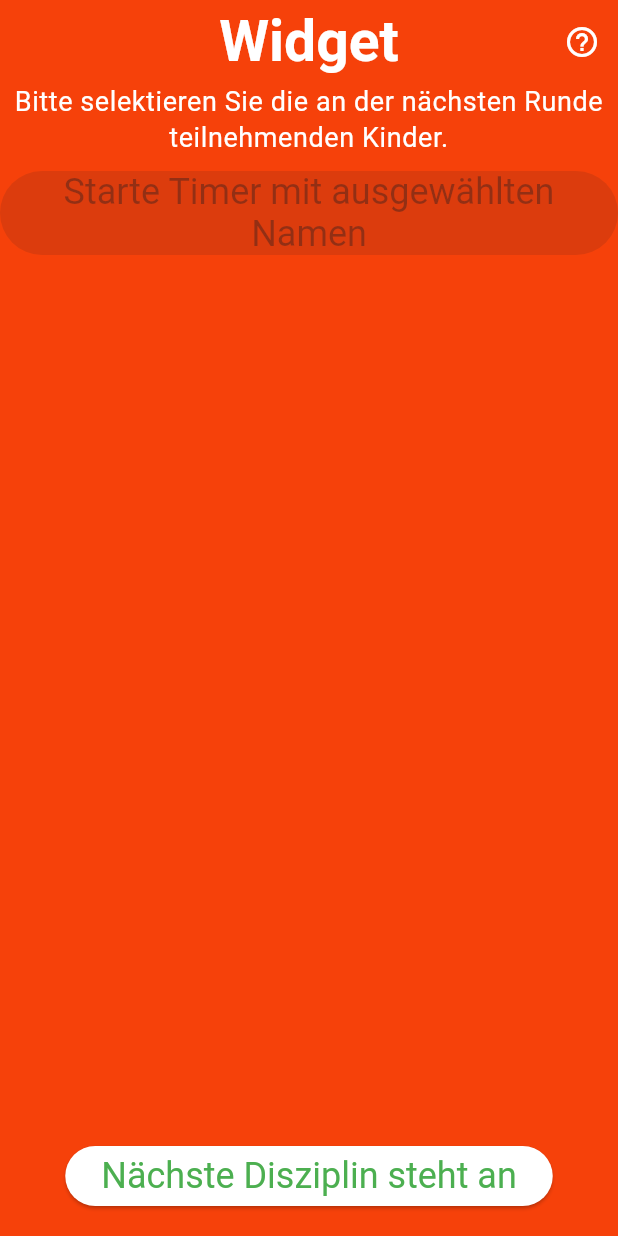
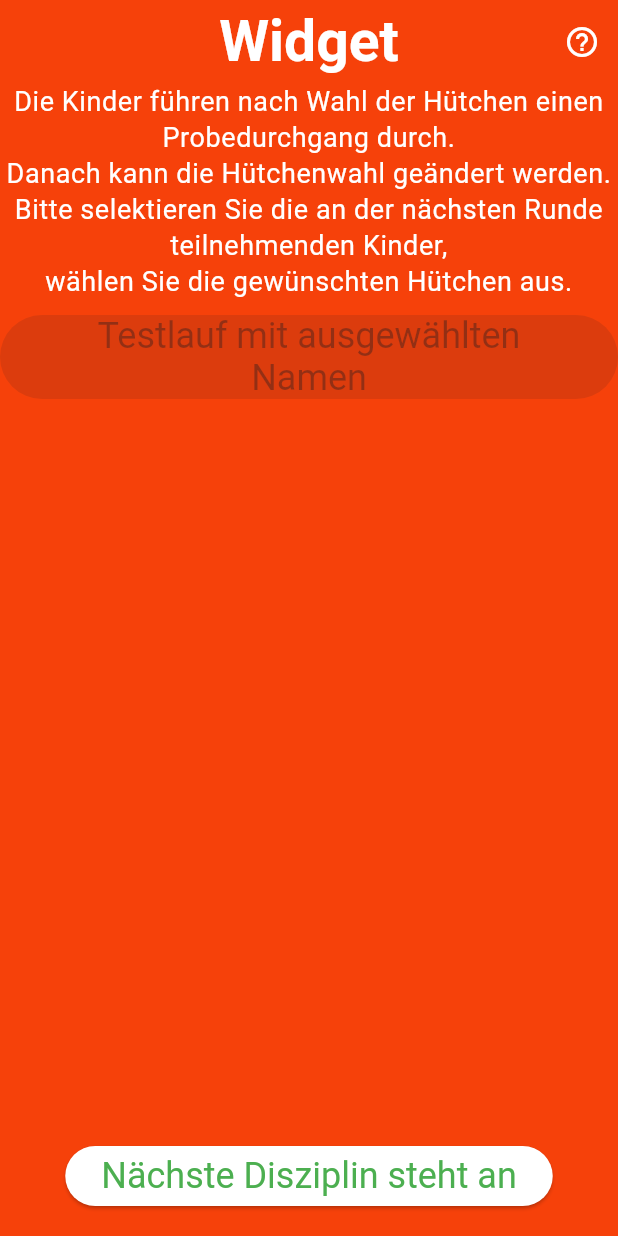
Before and after one commit to HoefiEsslingen/sporttag_wettkampf, a Flutter app: the Sprint screen opened directly with empty values, on a phone screen of 412 x 824 dp. Run offline on Flutter 3.47's test engine with Material 3 defaults, Android fonts, the phone set to English and light mode, and no system bars; our stand-ins replace logger, shared_preferences; missing offline and left inert: syncfusion_flutter_pdfviewer; accounts and stored records are empty; network calls fail.

Commit message:
Sprint ist fertig

```diff
--- a/lib/src/disziplinen_widgets/bananen_kartons.dart
+++ b/lib/src/disziplinen_widgets/bananen_kartons.dart
@@ -144,6 +144,7 @@ log.i('in auswerten $zeit für ${kind.nachname}');
                             teilNehmer: selectedKinder,
                             alsTimer: false,
                             timerZeit: 15,
+                            testLauf: false,
                             auswertenDerZeiten:
                                 auswerten, // Ergebnisse verarbeiten)
                           ),
--- a/lib/src/disziplinen_widgets/sprint.dart
+++ b/lib/src/disziplinen_widgets/sprint.dart
@@ -27,6 +27,7 @@ class SprintState extends State<Sprint> {
   // Repository-Objekte
   final KindRepository kindRepository = KindRepository();
   final StationenRepository stationenRepository = StationenRepository();
+  bool testLauf = true; // Kinder dürfen zuerst ihre Entscheidung testen
 
   late int riegenNummer;
   List<Kind> riegenKinder = [];
@@ -114,7 +115,7 @@ class SprintState extends State<Sprint> {
         child: Column(
           children: [
             Text(
-              'Bitte selektieren Sie die an der nächsten Runde teilnehmenden Kinder.',
+              'Die Kinder führen nach Wahl der Hütchen einen Probedurchgang durch. \nDanach kann die Hütchenwahl geändert werden.\nBitte selektieren Sie die an der nächsten Runde teilnehmenden Kinder,\nwählen Sie die gewünschten Hütchen aus.',
               textAlign: TextAlign.center,
               style:
                   Theme.of(context).textTheme.bodySmall, // Verwenden des Themes
@@ -126,6 +127,7 @@ class SprintState extends State<Sprint> {
               onPressed: (selectedKinder.isNotEmpty)
                   // Wenn selektierte Kinder vorhanden sind, dann den Timer starten
                   ? () {
+                      final laufStatus = testLauf;
                       Navigator.push(
                         context,
                         MaterialPageRoute(
@@ -133,15 +135,23 @@ class SprintState extends State<Sprint> {
                             teilNehmer: selectedKinder,
                             alsTimer: true,
                             timerZeit: 10,
-                            auswertenDerZeiten:
-                                auswerten, // Ergebnisse verarbeiten)
+                            testLauf: laufStatus,
+                            auswertenDerZeiten: !laufStatus
+                                ? auswerten
+                                : null, // Ergebnisse verarbeiten)
                           ),
                         ),
-                      );
+                      ).then((_) {
+                        setState(() {
+                          testLauf = !testLauf; // Jetzt toggeln
+                        });
+                      });
                     }
                   : null,
-              child: const Text(
-                'Starte Timer mit ausgewählten Namen',
+              child: Text(
+                testLauf
+                    ? 'Testlauf mit ausgewählten Namen'
+                    : 'Wertungslauf mit ausgewählten Namen',
                 textAlign: TextAlign.center,
               ),
             ),
--- a/lib/src/tools/stop_uhr.dart
+++ b/lib/src/tools/stop_uhr.dart
@@ -20,13 +20,15 @@ class MyStopUhr extends StatefulWidget {
     required this.teilNehmer,
     required this.alsTimer,
     required this.timerZeit,
+    required this.testLauf,
     required this.auswertenDerZeiten, // Callback-Funktion zur Rückgabe der Zeiten
   });
 
   final List<Kind> teilNehmer;
   final bool alsTimer;
   final int timerZeit;
-  final Function(Map<Kind, int>)
+  final bool testLauf;
+  final Function(Map<Kind, int>)?
       auswertenDerZeiten; // Callback für das rufende Widget
 
   @override
@@ -46,6 +48,8 @@ class _MyStopUhrState extends State<MyStopUhr> {
   get alsTimer => widget
       .alsTimer; // Steuerung: true => Timer-Modus, false => Stoppuhr-Modus
   get teilNehmer => widget.teilNehmer; // Liste der teilnehmenden Personen
+  get testLauf => widget
+      .testLauf; // Steuerung: true => Testlauf, false => regulärer Lauf
 
   bool alleGestoppt = false; // Überwacht, ob alle Teilnehmer gestoppt wurden
   bool isBlinking = false; // Für Blinke-Effekt
@@ -255,11 +259,15 @@ class _MyStopUhrState extends State<MyStopUhr> {
               ),
               if (alleGestoppt) // Beenden-Button anzeigen
                 ZurueckButton(
-                  label: 'Nächster Durchgang',
-                  auswertenDerErgebnisse: () {
+                  label:
+                  !testLauf ?'Nächster Durchgang' : 'Testlauf beendet. \n Neue Auswahl der Hütchen ist möglich',
+                  auswertenDerErgebnisse:
+                  !testLauf?
+                  () {
                     log.i('rufe Callback auf');
-                    widget.auswertenDerZeiten(_kindMitZeit);
-                  },
+                    widget.auswertenDerZeiten!(_kindMitZeit);
+                  }
+                  : null, // Callback nur aufrufen, wenn nicht im Testlauf
                 ), // Callback ausführen
             ],
           ),
```
